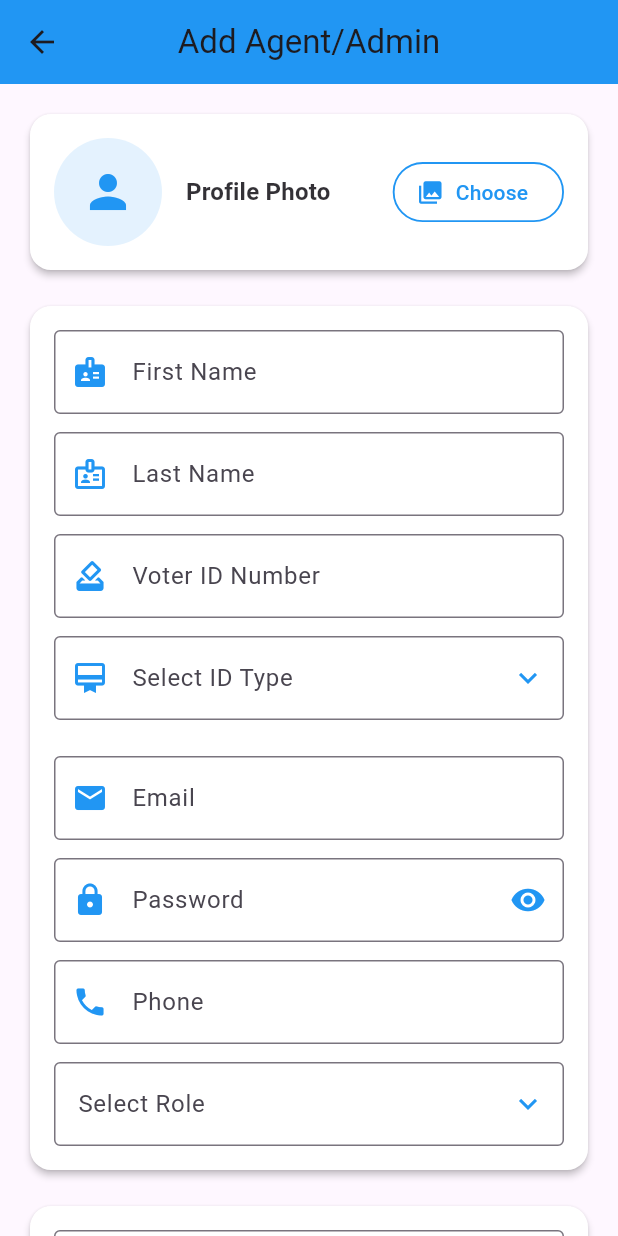
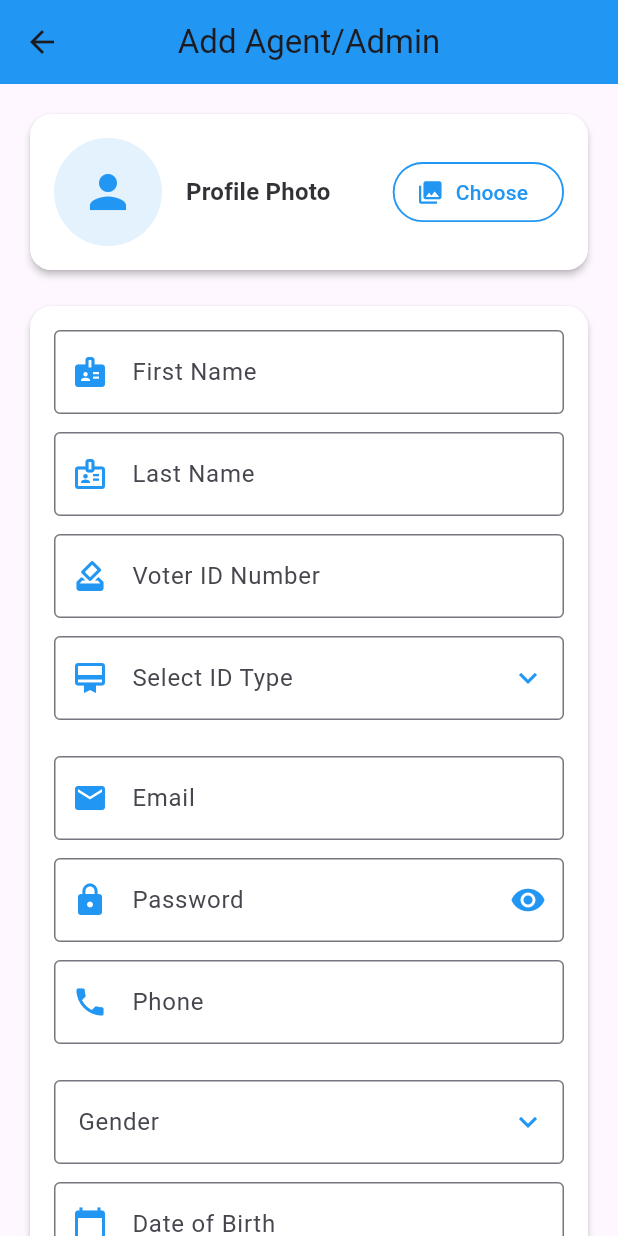
Before and after one commit to Vk9769/voting_management, a Flutter app: the AddAgentPage screen opened directly, on a phone screen of 412 x 824 dp. Run offline on Flutter 3.47's test engine with Material 3 defaults, Android fonts, the phone set to English and light mode, and no system bars; our stand-ins replace camera, flutter_animate, flutter_typeahead, fluttertoast, geocoding, geolocator and 5 more; missing offline and left inert: flutter_polyline_points; accounts and stored records are empty; network calls fail.

```diff
--- a/lib/screens/add_agent_page.dart
+++ b/lib/screens/add_agent_page.dart
@@ -60,6 +60,12 @@ class _AddAgentPageState extends State<AddAgentPage> {
   final _emailCtrl = TextEditingController();
   final _passwordCtrl = TextEditingController();
   final _phoneCtrl = TextEditingController();
+  final _dobCtrl = TextEditingController();
+  final _addressCtrl = TextEditingController();
+
+  String? _selectedGender;
+  final List<String> _genders = ['Male', 'Female', 'Other'];
+
 
   // State
   bool _obscurePassword = true;
@@ -219,7 +225,7 @@ class _AddAgentPageState extends State<AddAgentPage> {
   }
 
   double get _formCompletion {
-    int total = 13; // includes all fields and location
+    int total = 16; // includes all fields and location
     int filled = 0;
     if (_firstNameCtrl.text.trim().isNotEmpty) filled++;
     if (_lastNameCtrl.text.trim().isNotEmpty) filled++;
@@ -234,6 +240,9 @@ class _AddAgentPageState extends State<AddAgentPage> {
     if (_selectedCity != null) filled++;
     if (_selectedArea != null) filled++;
     if (_selectedBooth != null) filled++;
+    if (_selectedGender != null) filled++;
+    if (_dobCtrl.text.trim().isNotEmpty) filled++;
+    if (_addressCtrl.text.trim().isNotEmpty) filled++;
     return filled / total;
   }
 
@@ -336,6 +345,10 @@ class _AddAgentPageState extends State<AddAgentPage> {
       request.fields['district'] = _selectedDistrict ?? '';
       request.fields['city'] = _selectedCity ?? '';
       request.fields['area'] = _selectedArea ?? '';
+      request.fields['gender'] = _selectedGender ?? '';
+      request.fields['dob'] = _dobCtrl.text.trim();
+      request.fields['address'] = _addressCtrl.text.trim();
+
 
       if (_pickedImage != null) {
         var pic = await http.MultipartFile.fromPath(
@@ -596,6 +609,65 @@ class _AddAgentPageState extends State<AddAgentPage> {
                         ),
                         const SizedBox(height: 12),
 
+                        const SizedBox(height: 12),
+
+// Gender Dropdown
+                        DropdownButtonFormField<String>(
+                          value: _selectedGender,
+                          decoration: const InputDecoration(
+                            labelText: 'Gender',
+                            border: OutlineInputBorder(),
+                          ),
+                          icon: const Icon(Icons.keyboard_arrow_down, color: Colors.blue),
+                          items: _genders.map((g) => DropdownMenuItem(value: g, child: Text(g))).toList(),
+                          onChanged: (v) => setState(() => _selectedGender = v),
+                          validator: (v) => v == null ? 'Please select gender' : null,
+                        ),
+
+                        const SizedBox(height: 12),
+
+// DOB Picker
+                        TextFormField(
+                          controller: _dobCtrl,
+                          readOnly: true,
+                          decoration: const InputDecoration(
+                            labelText: 'Date of Birth',
+                            prefixIcon: Icon(Icons.calendar_today, color: Colors.blue),
+                            border: OutlineInputBorder(),
+                            hintText: 'Select Date',
+                          ),
+                          onTap: () async {
+                            DateTime? pickedDate = await showDatePicker(
+                              context: context,
+                              initialDate: DateTime(1990, 1, 1),
+                              firstDate: DateTime(1900),
+                              lastDate: DateTime.now(),
+                            );
+                            if (pickedDate != null) {
+                              _dobCtrl.text = "${pickedDate.day}-${pickedDate.month}-${pickedDate.year}";
+                              setState(() {});
+                            }
+                          },
+                          validator: (v) => v == null || v.isEmpty ? 'Please select date of birth' : null,
+                        ),
+
+                        const SizedBox(height: 12),
+
+// Address
+                        TextFormField(
+                          controller: _addressCtrl,
+                          maxLines: 3,
+                          decoration: const InputDecoration(
+                            labelText: 'Address',
+                            prefixIcon: Icon(Icons.location_city, color: Colors.blue),
+                            border: OutlineInputBorder(),
+                            hintText: 'Enter full address',
+                          ),
+                          validator: (v) => v == null || v.trim().isEmpty ? 'Address is required' : null,
+                        ),
+
+                        const SizedBox(height: 16),
+
                         // Role Dropdown
                         DropdownButtonFormField<String>(
                           value: _selectedRole,
@@ -631,9 +703,10 @@ class _AddAgentPageState extends State<AddAgentPage> {
                       children: [
 
                         // State Dropdown - always visible
+// State Dropdown
                         DropdownButtonFormField<String>(
                           value: _selectedState,
-                      isExpanded: true, // ✅ ADD THIS
+                          isExpanded: true,
                           decoration: const InputDecoration(
                             labelText: 'Select State',
                             border: OutlineInputBorder(),
@@ -655,14 +728,11 @@ class _AddAgentPageState extends State<AddAgentPage> {
                           validator: (v) => v == null ? 'Please select a state' : null,
                         ),
 
-
                         const SizedBox(height: 12),
 
-// District Dropdown - only if state is selected and districts loaded
+// District Dropdown
                         if (_selectedState != null && _districts.isNotEmpty)
-                          SizedBox(
-                            width: double.infinity,
-                            child: DropdownButtonFormField<String>(
+                          DropdownButtonFormField<String>(
                             value: _selectedDistrict,
                             decoration: const InputDecoration(
                               labelText: 'Select District',
@@ -682,15 +752,12 @@ class _AddAgentPageState extends State<AddAgentPage> {
                             },
                             validator: (v) => v == null ? 'Please select a district' : null,
                           ),
-                          ),
 
                         const SizedBox(height: 12),
 
-// City Dropdown - only if district selected and cities loaded
+// City Dropdown
                         if (_selectedDistrict != null && _cities.isNotEmpty)
-                          SizedBox(
-                            width: double.infinity,
-                            child: DropdownButtonFormField<String>(
+                          DropdownButtonFormField<String>(
                             value: _selectedCity,
                             decoration: const InputDecoration(
                               labelText: 'Select City',
@@ -708,37 +775,11 @@ class _AddAgentPageState extends State<AddAgentPage> {
                             },
                             validator: (v) => v == null ? 'Please select a city' : null,
                           ),
-                          ),
 
                         const SizedBox(height: 12),
 
-// Area Dropdown - only if city selected and areas loaded
+// ✅ Only one Area dropdown (correct)
                         if (_selectedCity != null && _areas.isNotEmpty)
-                          SizedBox(
-                            width: double.infinity,
-                            child: DropdownButtonFormField<String>(
-                              value: _selectedArea,
-                              decoration: const InputDecoration(
-                                labelText: 'Select Area',
-                                border: OutlineInputBorder(),
-                              ),
-                              items: _areas.map((a) => DropdownMenuItem(value: a, child: Text(a))).toList(),
-                              onChanged: (v) {
-                                setState(() {
-                                  _selectedArea = v;
-                                  _selectedBooth = null;
-                                  _booths = [];
-                                });
-                                if (v != null) _loadBooths(v);
-                              },
-                              validator: (v) => v == null ? 'Please select an area' : null,
-                            ),
-                          ),
-
-                        const SizedBox(height: 12),
-
-// Area Dropdown - only if city is selected
-                        if (_selectedCity != null)
                           DropdownButtonFormField<String>(
                             value: _selectedArea,
                             decoration: const InputDecoration(
```
Lines whose indentation alone changed are shown as unchanged.
